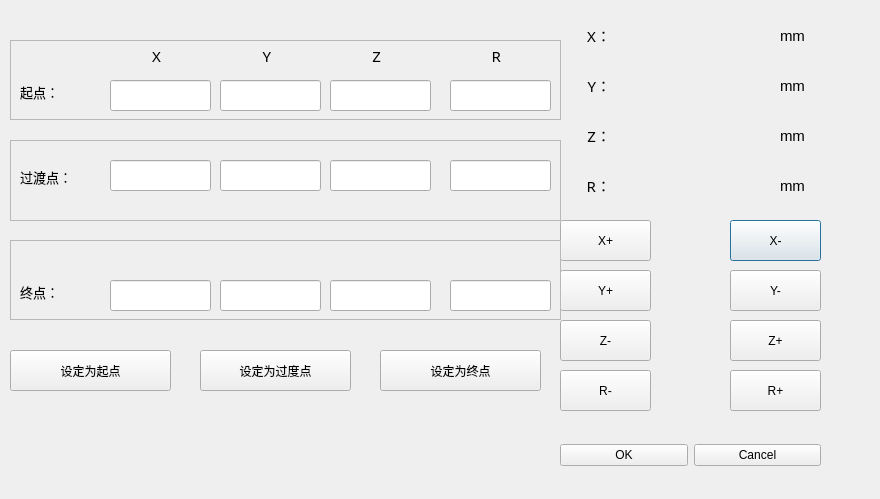
This is addroute_dialog.ui in chuge007/detectOfvioce as Qt 5 draws it before an edit. The edited form follows.
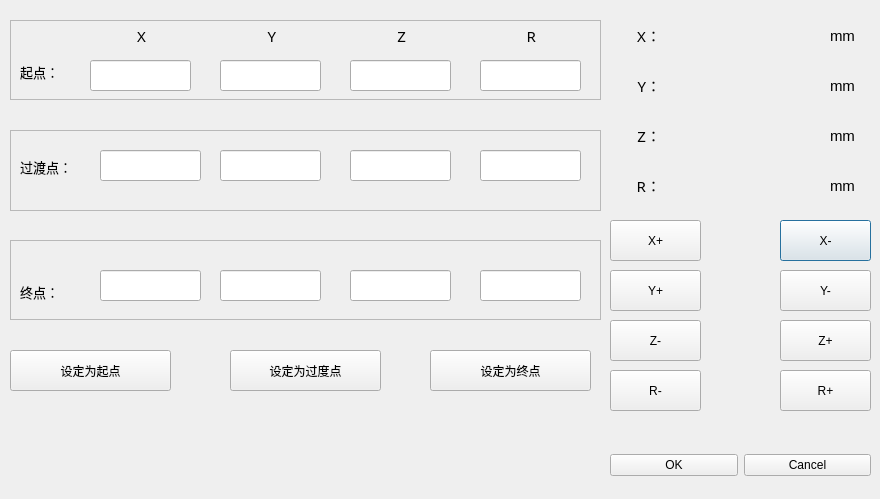
This is the edited form.

```diff
--- a/addroute_dialog.ui
+++ b/addroute_dialog.ui
@@ -22,7 +22,7 @@
   <widget class="QLabel" name="yCurPos_lab">
    <property name="geometry">
     <rect>
-     <x>610</x>
+     <x>660</x>
      <y>70</y>
      <width>151</width>
      <height>31</height>
@@ -41,7 +41,7 @@
   <widget class="QPushButton" name="RxSub_btn">
    <property name="geometry">
     <rect>
-     <x>730</x>
+     <x>780</x>
      <y>220</y>
      <width>91</width>
      <height>41</height>
@@ -66,9 +66,9 @@
   <widget class="QLabel" name="label_9">
    <property name="geometry">
     <rect>
-     <x>780</x>
+     <x>830</x>
      <y>70</y>
-     <width>91</width>
+     <width>31</width>
      <height>31</height>
     </rect>
    </property>
@@ -85,7 +85,7 @@
   <widget class="QLabel" name="label_6">
    <property name="geometry">
     <rect>
-     <x>560</x>
+     <x>610</x>
      <y>20</y>
      <width>51</width>
      <height>31</height>
@@ -107,7 +107,7 @@
   <widget class="QLabel" name="label_7">
    <property name="geometry">
     <rect>
-     <x>560</x>
+     <x>610</x>
      <y>70</y>
      <width>51</width>
      <height>31</height>
@@ -129,7 +129,7 @@
   <widget class="QPushButton" name="RyAdd_btn">
    <property name="geometry">
     <rect>
-     <x>560</x>
+     <x>610</x>
      <y>270</y>
      <width>91</width>
      <height>41</height>
@@ -154,9 +154,9 @@
   <widget class="QLabel" name="label_8">
    <property name="geometry">
     <rect>
-     <x>780</x>
+     <x>830</x>
      <y>20</y>
-     <width>81</width>
+     <width>31</width>
      <height>31</height>
     </rect>
    </property>
@@ -173,7 +173,7 @@
   <widget class="QLabel" name="xCurPos_lab">
    <property name="geometry">
     <rect>
-     <x>610</x>
+     <x>660</x>
      <y>20</y>
      <width>151</width>
      <height>31</height>
@@ -192,7 +192,7 @@
   <widget class="QPushButton" name="RxAdd_btn">
    <property name="geometry">
     <rect>
-     <x>560</x>
+     <x>610</x>
      <y>220</y>
      <width>91</width>
      <height>41</height>
@@ -217,7 +217,7 @@
   <widget class="QPushButton" name="RySub_btn">
    <property name="geometry">
     <rect>
-     <x>730</x>
+     <x>780</x>
      <y>270</y>
      <width>91</width>
      <height>41</height>
@@ -242,7 +242,7 @@
   <widget class="QPushButton" name="RrAdd_btn">
    <property name="geometry">
     <rect>
-     <x>730</x>
+     <x>780</x>
      <y>370</y>
      <width>91</width>
      <height>41</height>
@@ -267,7 +267,7 @@
   <widget class="QPushButton" name="RrSub_btn">
    <property name="geometry">
     <rect>
-     <x>560</x>
+     <x>610</x>
      <y>370</y>
      <width>91</width>
      <height>41</height>
@@ -292,7 +292,7 @@
   <widget class="QLabel" name="rCurPos_lab">
    <property name="geometry">
     <rect>
-     <x>610</x>
+     <x>660</x>
      <y>170</y>
      <width>151</width>
      <height>31</height>
@@ -311,7 +311,7 @@
   <widget class="QLabel" name="label_10">
    <property name="geometry">
     <rect>
-     <x>560</x>
+     <x>610</x>
      <y>170</y>
      <width>51</width>
      <height>31</height>
@@ -333,9 +333,9 @@
   <widget class="QLabel" name="label_11">
    <property name="geometry">
     <rect>
-     <x>780</x>
+     <x>830</x>
      <y>170</y>
-     <width>81</width>
+     <width>31</width>
      <height>31</height>
     </rect>
    </property>
@@ -353,8 +353,8 @@
    <property name="geometry">
     <rect>
      <x>10</x>
-     <y>140</y>
-     <width>551</width>
+     <y>130</y>
+     <width>591</width>
      <height>81</height>
     </rect>
    </property>
@@ -369,7 +369,7 @@
      <rect>
       <x>10</x>
       <y>16</y>
-      <width>101</width>
+      <width>51</width>
       <height>41</height>
      </rect>
     </property>
@@ -400,7 +400,7 @@
    <widget class="QLineEdit" name="xTrans_lin">
     <property name="geometry">
      <rect>
-      <x>100</x>
+      <x>90</x>
       <y>20</y>
       <width>101</width>
       <height>31</height>
@@ -413,7 +413,7 @@
    <widget class="QLineEdit" name="rTrans_lin">
     <property name="geometry">
      <rect>
-      <x>440</x>
+      <x>470</x>
       <y>20</y>
       <width>101</width>
       <height>31</height>
@@ -426,7 +426,7 @@
    <widget class="QLineEdit" name="zTrans_lin">
     <property name="geometry">
      <rect>
-      <x>320</x>
+      <x>340</x>
       <y>20</y>
       <width>101</width>
       <height>31</height>
@@ -442,7 +442,7 @@
     <rect>
      <x>10</x>
      <y>240</y>
-     <width>551</width>
+     <width>591</width>
      <height>80</height>
     </rect>
    </property>
@@ -457,7 +457,7 @@
      <rect>
       <x>10</x>
       <y>36</y>
-      <width>91</width>
+      <width>41</width>
       <height>31</height>
      </rect>
     </property>
@@ -475,8 +475,8 @@
    <widget class="QLineEdit" name="rEnd_lin">
     <property name="geometry">
      <rect>
-      <x>440</x>
-      <y>40</y>
+      <x>470</x>
+      <y>30</y>
       <width>101</width>
       <height>31</height>
      </rect>
@@ -488,8 +488,8 @@
    <widget class="QLineEdit" name="xEnd_lin">
     <property name="geometry">
      <rect>
-      <x>100</x>
-      <y>40</y>
+      <x>90</x>
+      <y>30</y>
       <width>101</width>
       <height>31</height>
      </rect>
@@ -502,7 +502,7 @@
     <property name="geometry">
      <rect>
       <x>210</x>
-      <y>40</y>
+      <y>30</y>
       <width>101</width>
       <height>31</height>
      </rect>
@@ -514,8 +514,8 @@
    <widget class="QLineEdit" name="zEnd_lin">
     <property name="geometry">
      <rect>
-      <x>320</x>
-      <y>40</y>
+      <x>340</x>
+      <y>30</y>
       <width>101</width>
       <height>31</height>
      </rect>
@@ -528,7 +528,7 @@
   <widget class="QPushButton" name="setCurposToEnd_but">
    <property name="geometry">
     <rect>
-     <x>380</x>
+     <x>430</x>
      <y>350</y>
      <width>161</width>
      <height>41</height>
@@ -553,10 +553,10 @@
   <widget class="QWidget" name="layoutWidget">
    <property name="geometry">
     <rect>
-     <x>560</x>
+     <x>610</x>
      <y>440</y>
      <width>261</width>
-     <height>30</height>
+     <height>51</height>
     </rect>
    </property>
    <layout class="QHBoxLayout" name="horizontalLayout">
@@ -579,7 +579,7 @@
   <widget class="QPushButton" name="setCursPosToTrans_but">
    <property name="geometry">
     <rect>
-     <x>200</x>
+     <x>230</x>
      <y>350</y>
      <width>151</width>
      <height>41</height>
@@ -604,7 +604,7 @@
   <widget class="QLabel" name="label_15">
    <property name="geometry">
     <rect>
-     <x>560</x>
+     <x>610</x>
      <y>120</y>
      <width>51</width>
      <height>31</height>
@@ -626,9 +626,9 @@
   <widget class="QLabel" name="label_16">
    <property name="geometry">
     <rect>
-     <x>780</x>
+     <x>830</x>
      <y>120</y>
-     <width>81</width>
+     <width>31</width>
      <height>31</height>
     </rect>
    </property>
@@ -645,7 +645,7 @@
   <widget class="QLabel" name="zCurPos_lab">
    <property name="geometry">
     <rect>
-     <x>610</x>
+     <x>660</x>
      <y>120</y>
      <width>151</width>
      <height>31</height>
@@ -664,7 +664,7 @@
   <widget class="QPushButton" name="RzSub_Btn">
    <property name="geometry">
     <rect>
-     <x>560</x>
+     <x>610</x>
      <y>320</y>
      <width>91</width>
      <height>41</height>
@@ -689,7 +689,7 @@
   <widget class="QPushButton" name="RzAdd_btn">
    <property name="geometry">
     <rect>
-     <x>730</x>
+     <x>780</x>
      <y>320</y>
      <width>91</width>
      <height>41</height>
@@ -715,8 +715,8 @@
    <property name="geometry">
     <rect>
      <x>10</x>
-     <y>40</y>
-     <width>551</width>
+     <y>20</y>
+     <width>591</width>
      <height>80</height>
     </rect>
    </property>
@@ -729,9 +729,9 @@
    <widget class="QLabel" name="label_18">
     <property name="geometry">
      <rect>
-      <x>130</x>
+      <x>120</x>
       <y>0</y>
-      <width>21</width>
+      <width>16</width>
       <height>31</height>
      </rect>
     </property>
@@ -753,7 +753,7 @@
      <rect>
       <x>10</x>
       <y>36</y>
-      <width>91</width>
+      <width>41</width>
       <height>31</height>
      </rect>
     </property>
@@ -771,7 +771,7 @@
    <widget class="QLineEdit" name="rStart_lin">
     <property name="geometry">
      <rect>
-      <x>440</x>
+      <x>470</x>
       <y>40</y>
       <width>101</width>
       <height>31</height>
@@ -784,7 +784,7 @@
    <widget class="QLineEdit" name="xStart_lin">
     <property name="geometry">
      <rect>
-      <x>100</x>
+      <x>80</x>
       <y>40</y>
       <width>101</width>
       <height>31</height>
@@ -797,9 +797,9 @@
    <widget class="QLabel" name="label_19">
     <property name="geometry">
      <rect>
-      <x>470</x>
+      <x>510</x>
       <y>0</y>
-      <width>21</width>
+      <width>16</width>
       <height>31</height>
      </rect>
     </property>
@@ -832,9 +832,9 @@
    <widget class="QLabel" name="label_20">
     <property name="geometry">
      <rect>
-      <x>240</x>
+      <x>250</x>
       <y>0</y>
-      <width>21</width>
+      <width>16</width>
       <height>31</height>
      </rect>
     </property>
@@ -854,7 +854,7 @@
    <widget class="QLineEdit" name="zStart_lin">
     <property name="geometry">
      <rect>
-      <x>320</x>
+      <x>340</x>
       <y>40</y>
       <width>101</width>
       <height>31</height>
@@ -867,9 +867,9 @@
    <widget class="QLabel" name="label_21">
     <property name="geometry">
      <rect>
-      <x>350</x>
+      <x>380</x>
       <y>0</y>
-      <width>21</width>
+      <width>16</width>
       <height>31</height>
      </rect>
     </property>
```
